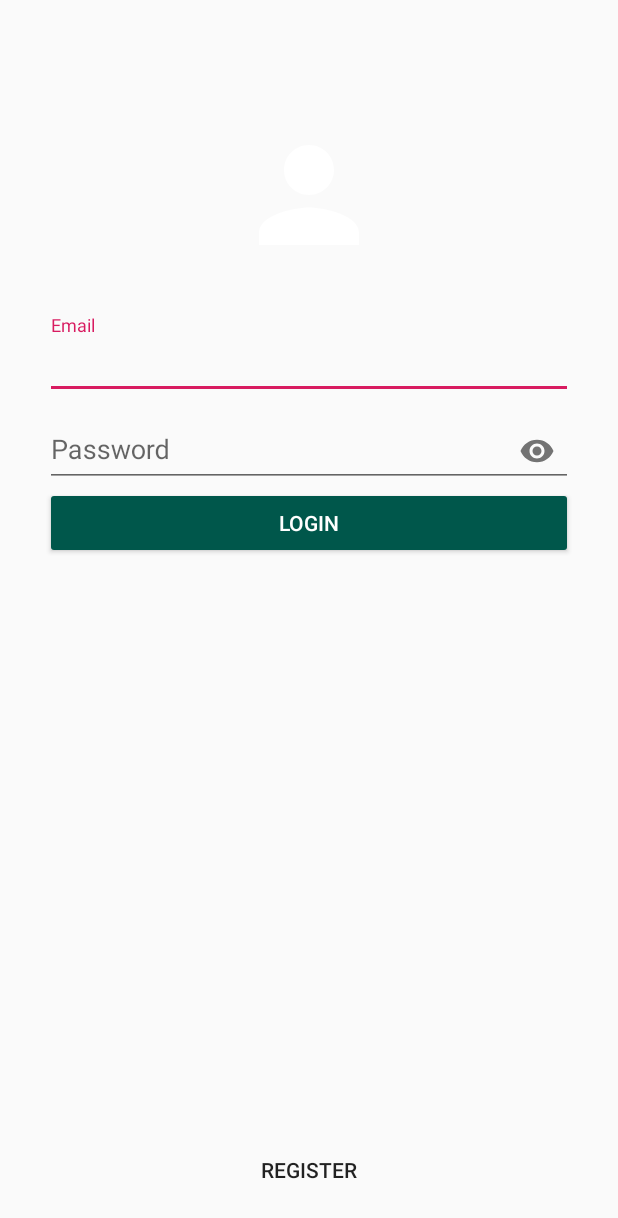
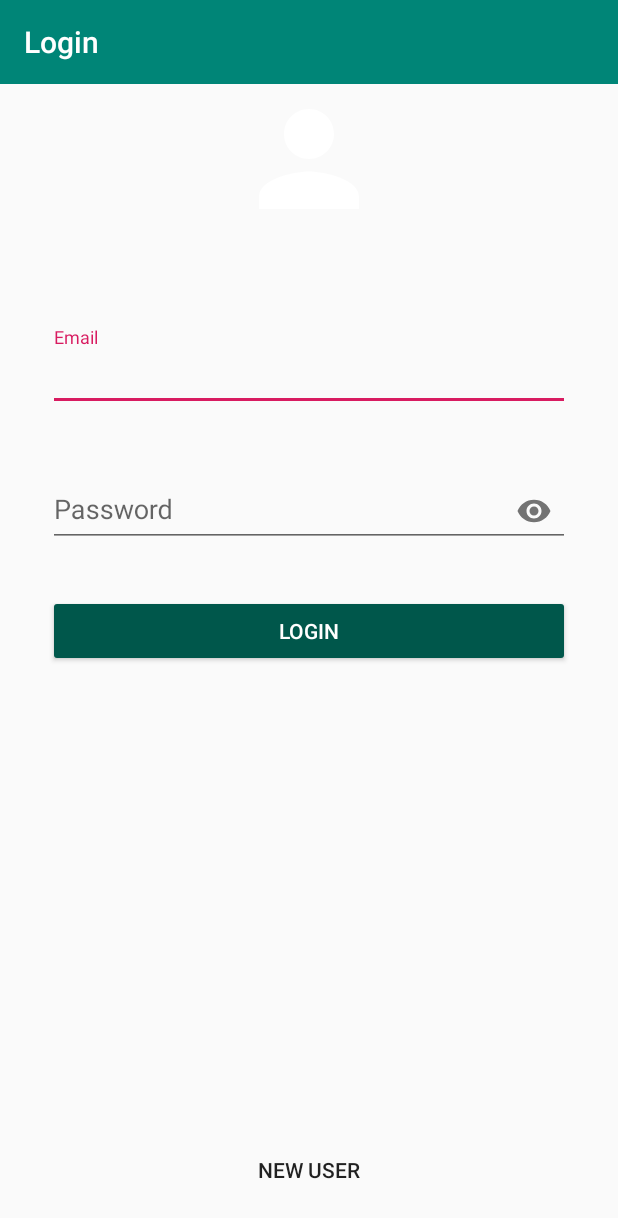
Before and after one commit to MarcusTelecom/RegistroLoginBase, an Android app: the HomeActivity screen opened directly, with no data from a screen before it, in the side drawer, after a tap on "Sair", on a phone screen of 412 x 824 dp. Shown: the top 1218 px of the screen. Run offline under Robolectric (Android 15) with nearby library versions, the phone set to English and light mode, and no system bars; our stand-ins replace CircleImageView, Volley; network calls fail; 1 statement that could not run was skipped.

```diff
--- a/app/src/main/java/telecom/marcus/registrologinbase/HomeActivity.java
+++ b/app/src/main/java/telecom/marcus/registrologinbase/HomeActivity.java
@@ -61,8 +61,9 @@ public class HomeActivity extends AppCompatActivity implements NavigationView.On
         super.onCreate(savedInstanceState);
         setContentView(R.layout.activity_home);
 
-        toolbar = findViewById(R.id.toolbar);
+        toolbar = findViewById(R.id.toolbar_logged);
         setSupportActionBar(toolbar);
+        getSupportActionBar().setTitle(R.string.title_home);
 
         drawerLayout = findViewById(R.id.drawerLayout);
         ActionBarDrawerToggle toggle = new ActionBarDrawerToggle(this, drawerLayout, toolbar, R.string.open_drawer, R.string.close_drawer);
--- a/app/src/main/java/telecom/marcus/registrologinbase/LoginActivity.java
+++ b/app/src/main/java/telecom/marcus/registrologinbase/LoginActivity.java
@@ -3,6 +3,7 @@ package telecom.marcus.registrologinbase;
 import android.content.Intent;
 import android.support.v7.app.AppCompatActivity;
 import android.os.Bundle;
+import android.support.v7.widget.Toolbar;
 import android.view.View;
 import android.widget.Button;
 import android.widget.EditText;
@@ -27,6 +28,7 @@ import java.util.Map;
 
 public class LoginActivity extends AppCompatActivity {
 
+    private Toolbar toolbar;
     private EditText email, password;
     private Button btn_login;
     private TextView link_regist;
@@ -38,6 +40,12 @@ public class LoginActivity extends AppCompatActivity {
     protected void onCreate(Bundle savedInstanceState) {
         super.onCreate(savedInstanceState);
         setContentView(R.layout.activity_login);
+
+        toolbar = findViewById(R.id.toolbar_logout_login);
+        setSupportActionBar(toolbar);
+        getSupportActionBar().setTitle(R.string.txt_bt_login);
+
+
 
         sessionManager = new SessionManager(this);
 
@@ -91,8 +99,6 @@ public class LoginActivity extends AppCompatActivity {
                                     sessionManager.createSession(name, email, id);
 
                                     Intent intent = new Intent(LoginActivity.this, HomeActivity.class);
-                                    intent.putExtra("name", name);
-                                    intent.putExtra("email", email);
 
                                     startActivity(intent);
                                     loading.setVisibility(View.GONE);
--- a/app/src/main/java/telecom/marcus/registrologinbase/RegisterActivity.java
+++ b/app/src/main/java/telecom/marcus/registrologinbase/RegisterActivity.java
@@ -7,6 +7,7 @@ import android.support.design.widget.FloatingActionButton;
 import android.support.design.widget.TextInputLayout;
 import android.support.v7.app.AppCompatActivity;
 import android.support.v7.widget.AppCompatEditText;
+import android.support.v7.widget.Toolbar;
 import android.view.View;
 import android.widget.ProgressBar;
 import android.widget.Toast;
@@ -27,6 +28,7 @@ import java.util.Map;
 
 public class RegisterActivity extends AppCompatActivity {
 
+    private Toolbar toolbar;
     private AppCompatEditText name, email, password, c_password;
     private TextInputLayout txtLayout_name, txtLayout_email, txtLayout_password, txtLayout_c_password;
     private FloatingActionButton btn_regist;
@@ -43,6 +45,9 @@ public class RegisterActivity extends AppCompatActivity {
         super.onCreate(savedInstanceState);
         setContentView(R.layout.activity_register);
 
+        toolbar = findViewById(R.id.toolbar_logout_register);
+        setSupportActionBar(toolbar);
+
 
         loading = findViewById(R.id.loading);
         name = findViewById(R.id.name);
@@ -58,14 +63,14 @@ public class RegisterActivity extends AppCompatActivity {
         intent = getIntent();
         newUser = intent.getBooleanExtra("newUser", true);
         if (newUser) {
-            Toast.makeText(RegisterActivity.this, "newUser", Toast.LENGTH_LONG).show();
+            getSupportActionBar().setTitle(R.string.txt_bt_register);
         } else {
             extraName = intent.getStringExtra("name");
             extraEmail = intent.getStringExtra("email");
             getId = intent.getStringExtra("id");
             name.setText(extraName);
             email.setText(extraEmail);
-            Toast.makeText(RegisterActivity.this, "NonewUser\n" + extraName + "\n" + extraEmail, Toast.LENGTH_LONG).show();
+            getSupportActionBar().setTitle(R.string.txt_edit_user);
         }
 
 
--- a/app/src/main/res/layout/activity_home.xml
+++ b/app/src/main/res/layout/activity_home.xml
@@ -8,7 +8,7 @@
     android:fitsSystemWindows="true"
     tools:openDrawer="start">
 
-    <include layout="@layout/toolbar"/>
+    <include layout="@layout/toolbar_logged"/>
 
     <android.support.design.widget.NavigationView
         android:id="@+id/navView"
--- a/app/src/main/res/layout/activity_login.xml
+++ b/app/src/main/res/layout/activity_login.xml
@@ -4,23 +4,29 @@
     xmlns:tools="http://schemas.android.com/tools"
     android:layout_width="match_parent"
     android:layout_height="match_parent"
-    android:paddingLeft="30dp"
-    android:paddingTop="80dp"
-    android:paddingRight="30dp"
     tools:context=".LoginActivity">
+
+    <include
+        android:id="@+id/toolbar_logout_login"
+        layout="@layout/toolbar_logout">
+    </include>
 
     <ImageView
         android:id="@+id/logo"
         android:layout_width="match_parent"
         android:layout_height="100dp"
         android:layout_marginBottom="30dp"
-        android:src="@drawable/ic_logo" />
+        android:src="@drawable/ic_logo"
+        android:layout_below="@+id/toolbar_logout_login"/>
 
     <android.support.design.widget.TextInputLayout
         android:id="@+id/layoutemail"
         android:layout_width="match_parent"
         android:layout_height="wrap_content"
-        android:layout_below="@+id/logo">
+        android:layout_below="@+id/logo"
+        android:layout_marginLeft="32dp"
+        android:layout_marginTop="32dp"
+        android:layout_marginRight="32dp">
 
         <android.support.v7.widget.AppCompatEditText
             android:id="@+id/email"
@@ -36,6 +42,9 @@
         android:layout_width="match_parent"
         android:layout_height="wrap_content"
         android:layout_below="@+id/layoutemail"
+        android:layout_marginLeft="32dp"
+        android:layout_marginTop="32dp"
+        android:layout_marginRight="32dp"
         app:passwordToggleEnabled="true">
 
         <android.support.v7.widget.AppCompatEditText
@@ -61,7 +70,10 @@
         android:layout_width="match_parent"
         android:layout_height="wrap_content"
         android:layout_below="@+id/layoupassword"
-        android:text="@string/txt_login" />
+        android:layout_marginLeft="32dp"
+        android:layout_marginTop="32dp"
+        android:layout_marginRight="32dp"
+        android:text="@string/txt_bt_login" />
 
     <TextView
         android:id="@+id/link_regist"
@@ -69,8 +81,11 @@
         android:layout_width="match_parent"
         android:layout_height="wrap_content"
         android:layout_alignParentBottom="true"
+        android:layout_marginLeft="32dp"
+        android:layout_marginTop="32dp"
+        android:layout_marginRight="32dp"
         android:layout_marginBottom="20dp"
         android:gravity="center"
-        android:text="@string/text_bt_register" />
+        android:text="@string/txt_bt_register" />
 
 </RelativeLayout>
--- a/app/src/main/res/layout/activity_register.xml
+++ b/app/src/main/res/layout/activity_register.xml
@@ -6,10 +6,17 @@
     android:layout_height="match_parent"
     tools:context=".RegisterActivity">
 
+
+
     <LinearLayout
         android:layout_width="match_parent"
         android:layout_height="match_parent"
         android:orientation="vertical">
+
+        <include
+            android:id="@+id/toolbar_logout_register"
+            layout="@layout/toolbar_logout">
+        </include>
 
         <android.support.design.widget.TextInputLayout
             android:id="@+id/layout_name"
--- a/app/src/main/res/layout/toolbar.xml
+++ b/app/src/main/res/layout/toolbar_logged.xml
@@ -4,7 +4,7 @@
     android:layout_height="match_parent">
 
     <android.support.v7.widget.Toolbar
-        android:id="@+id/toolbar"
+        android:id="@+id/toolbar_logged"
         android:layout_width="match_parent"
         android:layout_height="?attr/actionBarSize"
         android:background="?attr/colorPrimary"
--- /dev/null
+++ b/app/src/main/res/layout/toolbar_logout.xml
@@ -0,0 +1,8 @@
+<?xml version="1.0" encoding="utf-8"?>
+<android.support.v7.widget.Toolbar xmlns:android="http://schemas.android.com/apk/res/android"
+    xmlns:app="http://schemas.android.com/apk/res-auto"
+    android:id="@+id/toolbar_logout"
+    android:layout_width="match_parent"
+    android:layout_height="wrap_content"
+    android:background="?attr/colorPrimary"
+    android:theme="@style/ThemeOverlay.AppCompat.Dark.ActionBar"/>
--- a/app/src/main/res/menu/menu_action.xml
+++ b/app/src/main/res/menu/menu_action.xml
@@ -6,7 +6,7 @@
 
        <item
            android:id="@+id/menu_edit"
-           android:title="Edit"
+           android:title="@string/txt_edit_user"
            android:icon="@drawable/ic_edit"
            app:showAsAction="always"
            />
--- a/app/src/main/res/values/strings.xml
+++ b/app/src/main/res/values/strings.xml
@@ -1,13 +1,16 @@
 <resources>
     <string name="app_name">Registro Login Base</string>
+
     <string name="hint_name">Name</string>
     <string name="hint_email">Email</string>
     <string name="hint_password">Password</string>
     <string name="hint_confirm_password">Confirm Password</string>
-    <string name="text_bt_register">Register</string>
-    <string name="txt_login">LOGIN</string>
-    <string name="txt_edit_photo">Edit Photo</string>
-    <string name="txt_logout">Logout</string>
+
+    <string name="txt_bt_register">New User</string>
+    <string name="txt_bt_login">Login</string>
+
     <string name="open_drawer">Open</string>
     <string name="close_drawer">Close</string>
+    <string name="title_home">Home</string>
+    <string name="txt_edit_user">Edit User</string>
 </resources>
```
